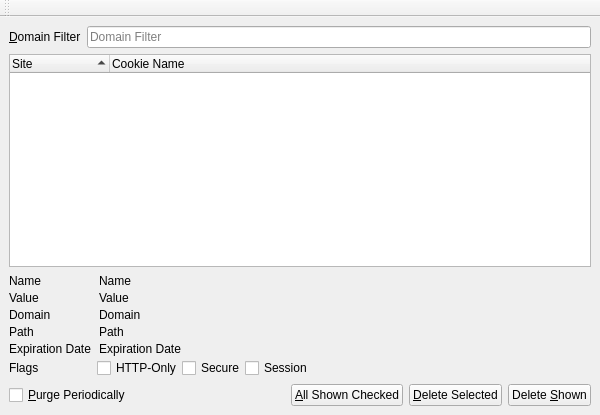
The window that 2.x/UI/dooble_cookies_window.ui (textbrowser/dooble) describes before a commit, drawn with Qt 5.
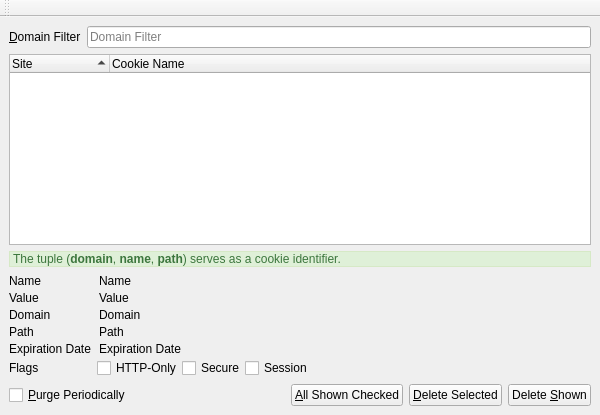
The same window after the commit. Icons and pictures are not drawn. Custom widgets are drawn as their Qt base class.

Commit message: Cookie information.

```diff
--- a/2.x/UI/dooble_cookies_window.ui
+++ b/2.x/UI/dooble_cookies_window.ui
@@ -81,6 +81,16 @@
       </column>
      </widget>
     </item>
+    <item>
+     <widget class="QLabel" name="label_8">
+      <property name="styleSheet">
+       <string notr="true">QLabel {background-color: #dff0d8; border: 1px solid #d6e9c6; color:#3c763d;}</string>
+      </property>
+      <property name="text">
+       <string>The tuple (&lt;b&gt;domain&lt;/b&gt;, &lt;b&gt;name&lt;/b&gt;, &lt;b&gt;path&lt;/b&gt;) serves as a cookie identifier.</string>
+      </property>
+     </widget>
+    </item>
     <item>
      <layout class="QGridLayout" name="gridLayout_2">
       <property name="verticalSpacing">
```
The commit also changes 1 other file.
